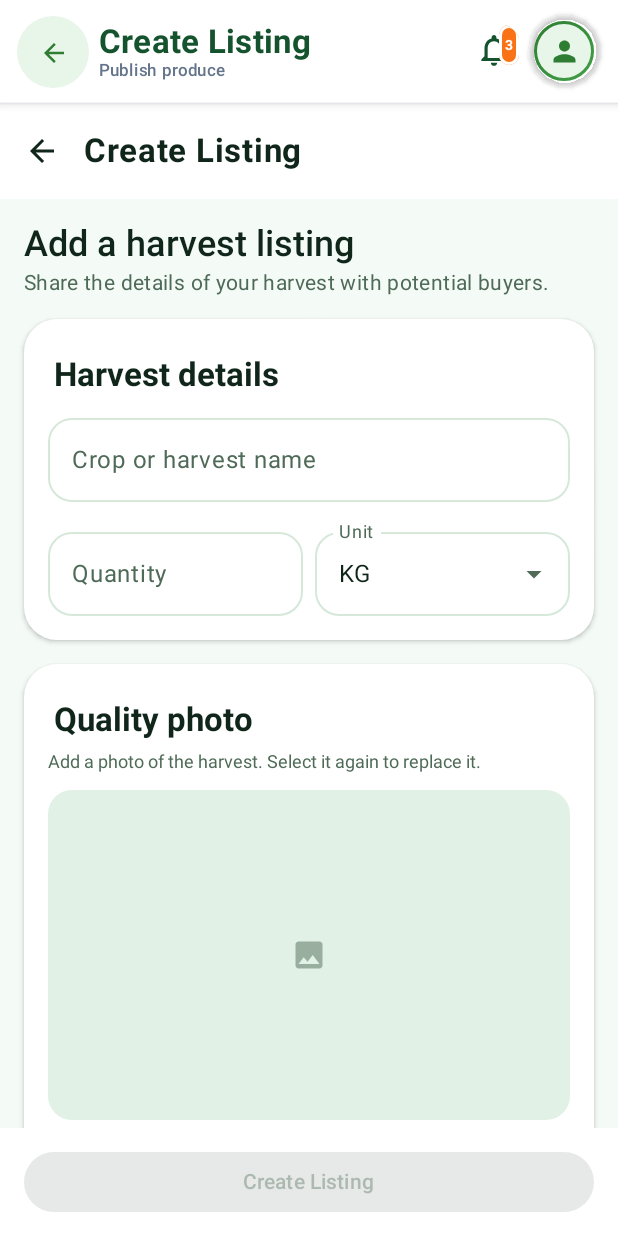
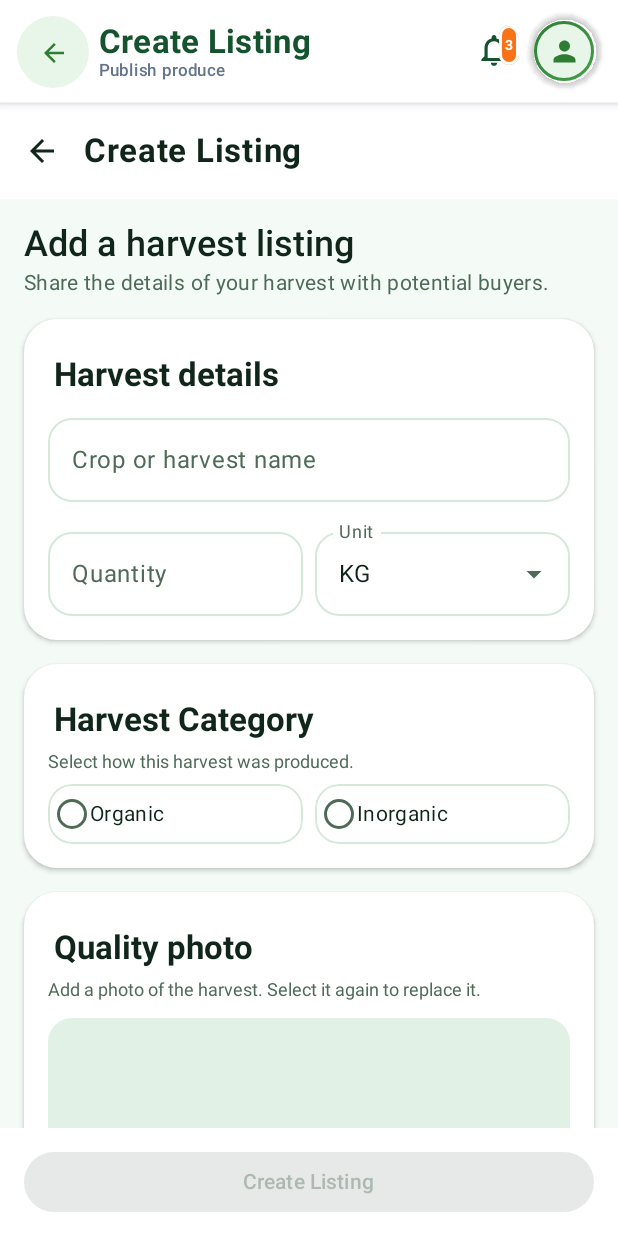
Before and after one commit to Hasitha-Sandaruwan-Silva/AgroRoute, an Android app built with Jetpack Compose: the CreateListingScreen screen opened through its navigation route, on a phone screen of 412 x 824 dp. Run offline under Robolectric (Android 15) with nearby library versions, the phone set to English and light mode, and no system bars; our stand-ins replace Dagger/Hilt's generated code, Firebase (no records; nobody signed in at launch, a user with empty details on screens opened directly), Room's generated code; pictures from the network do not load.

Commit message:
update 2

```diff
--- a/app/src/main/java/com/agroroute/features/farmer/bids/ViewBidsScreen.kt
+++ b/app/src/main/java/com/agroroute/features/farmer/bids/ViewBidsScreen.kt
@@ -324,7 +324,7 @@ private fun PremiumBidCard(
                 }
             }
 
-            // ─── Bottom: Action Button ───
+
             if (bid.status == BidStatus.PENDING) {
                 Spacer(Modifier.height(20.dp))
                 LoadingButton(
--- a/app/src/main/java/com/agroroute/features/farmer/listing/CreateListingScreen.kt
+++ b/app/src/main/java/com/agroroute/features/farmer/listing/CreateListingScreen.kt
@@ -3,6 +3,8 @@
 package com.agroroute.features.farmer.listing
 
 import android.net.Uri
+import androidx.compose.foundation.background
+import androidx.compose.foundation.border
 import androidx.compose.foundation.layout.Arrangement
 import androidx.compose.foundation.layout.Column
 import androidx.compose.foundation.layout.Row
@@ -13,11 +15,11 @@ import androidx.compose.foundation.layout.height
 import androidx.compose.foundation.layout.imePadding
 import androidx.compose.foundation.layout.padding
 import androidx.compose.foundation.rememberScrollState
+import androidx.compose.foundation.selection.selectable
 import androidx.compose.foundation.text.KeyboardOptions
 import androidx.compose.foundation.verticalScroll
 import com.github.thelacspace.icons.Lucide
 import androidx.compose.material3.ExperimentalMaterial3Api
-import androidx.compose.material3.AlertDialog
 import androidx.compose.material3.ExposedDropdownMenuBox
 import androidx.compose.material3.ExposedDropdownMenuDefaults
 import androidx.compose.material3.Icon
@@ -25,11 +27,11 @@ import androidx.compose.material3.IconButton
 import androidx.compose.material3.MaterialTheme
 import androidx.compose.material3.OutlinedTextField
 import androidx.compose.material3.OutlinedTextFieldDefaults
+import androidx.compose.material3.RadioButton
 import androidx.compose.material3.Scaffold
 import androidx.compose.material3.SnackbarHostState
 import androidx.compose.material3.Surface
 import androidx.compose.material3.Text
-import androidx.compose.material3.TextButton
 import androidx.compose.material3.TopAppBar
 import androidx.compose.runtime.Composable
 import androidx.compose.runtime.LaunchedEffect
@@ -39,6 +41,8 @@ import androidx.compose.runtime.remember
 import androidx.compose.runtime.setValue
 import androidx.compose.ui.Alignment
 import androidx.compose.ui.Modifier
+import androidx.compose.ui.draw.clip
+import androidx.compose.ui.semantics.Role
 import androidx.compose.ui.text.input.KeyboardType
 import androidx.compose.ui.unit.dp
 import androidx.hilt.navigation.compose.hiltViewModel
@@ -83,9 +87,17 @@ fun CreateListingScreen(
     var description by remember { mutableStateOf("") }
     var location by remember { mutableStateOf("") }
     var selectedPhotoUri by remember { mutableStateOf<Uri?>(null) }
-    var isCategoryDialogVisible by remember { mutableStateOf(false) }
+    var selectedCategory by remember { mutableStateOf<ListingCategory?>(null) }
+    var categorySelectionError by remember { mutableStateOf(false) }
 
-    fun publishListing(category: ListingCategory) {
+    fun publishListing() {
+        val category = selectedCategory
+        if (category == null) {
+            categorySelectionError = true
+            return
+        }
+        categorySelectionError = false
+
         val listing = HarvestListing(
             listingId = UUID.randomUUID().toString(),
             farmerId = "current_farmer_id",
@@ -104,35 +116,6 @@ fun CreateListingScreen(
         viewModel.createListing(listing)
     }
 
-    if (isCategoryDialogVisible) {
-        AlertDialog(
-            onDismissRequest = { isCategoryDialogVisible = false },
-            title = { Text("Is this harvest Organic or Inorganic?") },
-            text = { Text("Choose a category to continue publishing this listing.") },
-            confirmButton = {
-                androidx.compose.foundation.layout.Row {
-                    TextButton(onClick = {
-                        isCategoryDialogVisible = false
-                        publishListing(ListingCategory.ORGANIC)
-                    }) {
-                        Text(ListingCategory.ORGANIC.displayName)
-                    }
-                    TextButton(onClick = {
-                        isCategoryDialogVisible = false
-                        publishListing(ListingCategory.INORGANIC)
-                    }) {
-                        Text(ListingCategory.INORGANIC.displayName)
-                    }
-                }
-            },
-            dismissButton = {
-                TextButton(onClick = { isCategoryDialogVisible = false }) {
-                    Text("Cancel")
-                }
-            }
-        )
-    }
-
     Scaffold(
         topBar = {
             TopAppBar(
@@ -149,7 +132,7 @@ fun CreateListingScreen(
                 LoadingButton(
                     text = "Create Listing",
                     isLoading = uiState.isLoading,
-                    onClick = { isCategoryDialogVisible = true },
+                    onClick = { publishListing() },
                     modifier = Modifier
                         .fillMaxWidth()
                         .imePadding()
@@ -261,6 +244,68 @@ fun CreateListingScreen(
             }
 
             AppCard {
+                SectionTitle(title = "Harvest Category")
+                Text(
+                    text = "Select how this harvest was produced.",
+                    style = MaterialTheme.typography.bodySmall,
+                    color = MaterialTheme.colorScheme.onSurfaceVariant,
+                    modifier = Modifier.padding(bottom = 8.dp)
+                )
+                Row(horizontalArrangement = Arrangement.spacedBy(8.dp)) {
+                    ListingCategory.entries.forEach { category ->
+                        val isSelected = selectedCategory == category
+                        Row(
+                            modifier = Modifier
+                                .weight(1f)
+                                .clip(MaterialTheme.shapes.medium)
+                                .background(
+                                    if (isSelected) MaterialTheme.colorScheme.secondaryContainer
+                                    else MaterialTheme.colorScheme.surface
+                                )
+                                .border(
+                                    width = 1.dp,
+                                    color = if (isSelected) MaterialTheme.colorScheme.primary
+                                    else MaterialTheme.colorScheme.outline,
+                                    shape = MaterialTheme.shapes.medium
+                                )
+                                .selectable(
+                                    selected = isSelected,
+                                    onClick = {
+                                        selectedCategory = category
+                                        categorySelectionError = false
+                                    },
+                                    role = Role.RadioButton
+                                )
+                                .padding(horizontal = 4.dp, vertical = 8.dp),
+                            verticalAlignment = Alignment.CenterVertically
+                        ) {
+                            RadioButton(selected = isSelected, onClick = null)
+                            Text(
+                                text = category.displayName,
+                                style = MaterialTheme.typography.bodyMedium
+                            )
+                        }
+                    }
+                }
+                if (categorySelectionError) {
+                    Surface(
+                        color = MaterialTheme.colorScheme.errorContainer,
+                        contentColor = MaterialTheme.colorScheme.onErrorContainer,
+                        shape = MaterialTheme.shapes.small,
+                        modifier = Modifier
+                            .fillMaxWidth()
+                            .padding(top = 8.dp)
+                    ) {
+                        Text(
+                            text = "Select Organic or Inorganic before creating the listing.",
+                            style = MaterialTheme.typography.bodySmall,
+                            modifier = Modifier.padding(10.dp)
+                        )
+                    }
+                }
+            }
+
+            AppCard {
                 SectionTitle(title = "Quality photo")
                 Text(
                     text = "Add a photo of the harvest. Select it again to replace it.",
```
Also changed, not shown: 1 other file.
